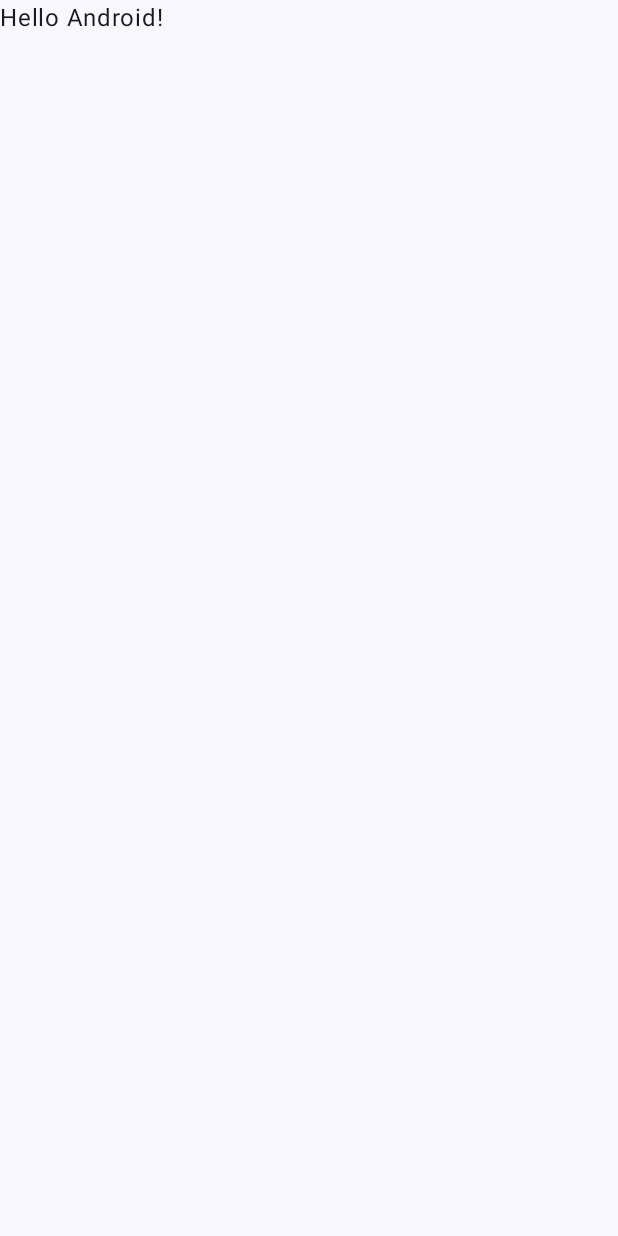
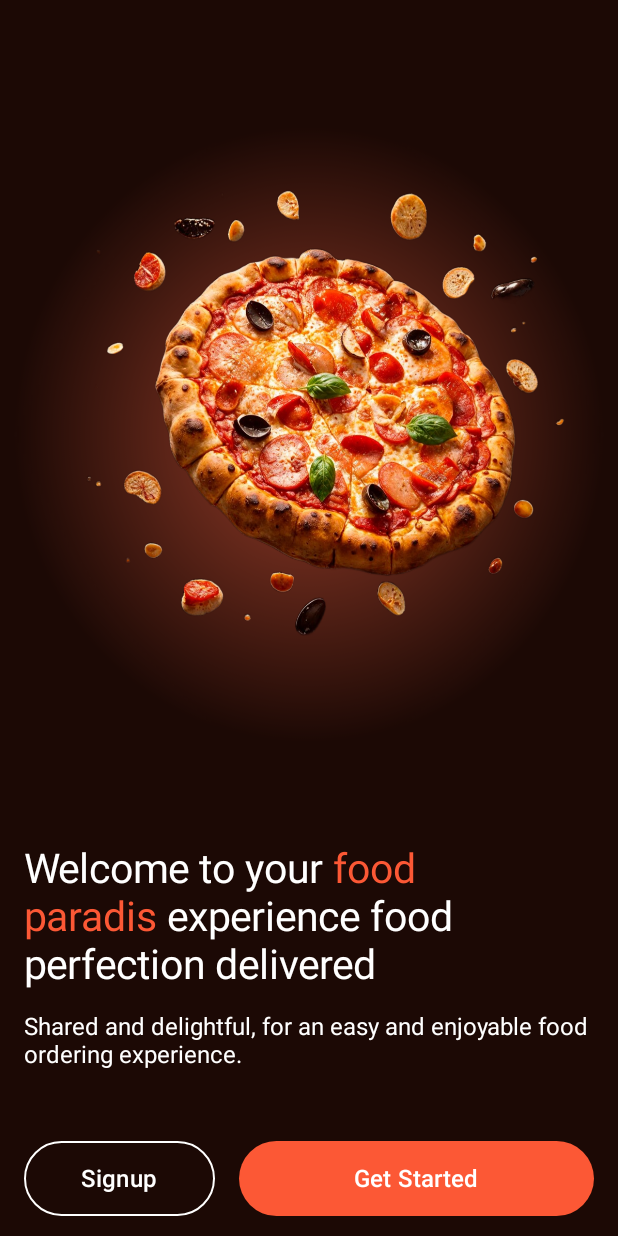
Before and after one commit to leetoneee/food_ordering, an Android app built with Jetpack Compose: the screen it shows after launch (MainActivity before the commit, SplashActivity after it), on a phone screen of 412 x 824 dp. Before the commit the screen is almost empty. Run offline under Robolectric (Android 15) with nearby library versions, the phone set to English and light mode, and no system bars; our stand-ins replace constraintlayout-compose.

```diff
--- /dev/null
+++ b/app/src/main/java/com/example/foodordering/Activity/BaseActivity.kt
@@ -0,0 +1,20 @@
+package com.example.foodordering.Activity
+
+import android.os.Bundle
+import android.view.WindowManager
+import androidx.activity.enableEdgeToEdge
+import androidx.appcompat.app.AppCompatActivity
+import androidx.core.view.ViewCompat
+import androidx.core.view.WindowInsetsCompat
+import com.example.foodordering.R
+
+open class BaseActivity : AppCompatActivity() {
+    override fun onCreate(savedInstanceState: Bundle?) {
+        super.onCreate(savedInstanceState)
+
+        window.setFlags(
+            WindowManager.LayoutParams.FLAG_LAYOUT_NO_LIMITS,
+            WindowManager.LayoutParams.FLAG_LAYOUT_NO_LIMITS
+        )
+    }
+}
--- /dev/null
+++ b/app/src/main/java/com/example/foodordering/Activity/Splash/GetStartedButtons.kt
@@ -0,0 +1,64 @@
+package com.example.foodordering.Activity.Splash
+
+import androidx.compose.foundation.border
+import androidx.compose.foundation.layout.Row
+import androidx.compose.foundation.layout.fillMaxWidth
+import androidx.compose.foundation.layout.height
+import androidx.compose.foundation.layout.padding
+import androidx.compose.foundation.shape.RoundedCornerShape
+import androidx.compose.material3.Button
+import androidx.compose.material3.ButtonDefaults
+import androidx.compose.material3.Text
+import androidx.compose.runtime.Composable
+import androidx.compose.ui.Modifier
+import androidx.compose.ui.graphics.Color
+import androidx.compose.ui.res.colorResource
+import androidx.compose.ui.tooling.preview.Preview
+import androidx.compose.ui.unit.dp
+import androidx.compose.ui.unit.sp
+import com.example.foodordering.R
+
+@Preview
+@Composable
+fun GetStartedButton(
+    onClick: () -> Unit = {},
+    modifier: Modifier = Modifier
+) {
+    Row(
+        modifier = modifier
+            .fillMaxWidth()
+            .padding(horizontal = 16.dp)
+    ) {
+        Button(
+            onClick = {},
+            colors = ButtonDefaults.buttonColors(
+                containerColor = Color.Transparent
+            ),
+            shape = RoundedCornerShape(50.dp),
+            modifier = modifier
+                .padding(end = 16.dp)
+                .fillMaxWidth(0.35f)
+                .border(1.dp, Color.White, shape = RoundedCornerShape(50.dp))
+                .height(50.dp)
+        ) {
+            Text(text = "Signup",
+                fontSize = 16.sp,
+                color = Color.White)
+        }
+
+        Button(
+            onClick = onClick,
+            colors = ButtonDefaults.buttonColors(
+                containerColor = colorResource(R.color.orange)
+            ),
+            shape = RoundedCornerShape(50.dp),
+            modifier = modifier
+                .fillMaxWidth()
+                .height(50.dp)
+        ) {
+            Text(text = "Get Started",
+                fontSize = 16.sp,
+                color = Color.White)
+        }
+    }
+}
--- /dev/null
+++ b/app/src/main/java/com/example/foodordering/Activity/Splash/SplashActivity.kt
@@ -0,0 +1,111 @@
+package com.example.foodordering.Activity.Splash
+
+import android.content.Intent
+import android.os.Bundle
+import androidx.activity.compose.setContent
+import androidx.compose.foundation.Image
+import androidx.compose.foundation.background
+import androidx.compose.foundation.layout.Column
+import androidx.compose.foundation.layout.fillMaxSize
+import androidx.compose.foundation.layout.fillMaxWidth
+import androidx.compose.foundation.layout.padding
+import androidx.compose.material3.Text
+import androidx.compose.runtime.Composable
+import androidx.compose.ui.Modifier
+import androidx.compose.ui.graphics.Color
+import androidx.compose.ui.layout.ContentScale
+import androidx.compose.ui.res.colorResource
+import androidx.compose.ui.res.painterResource
+import androidx.compose.ui.res.stringResource
+import androidx.compose.ui.text.SpanStyle
+import androidx.compose.ui.text.buildAnnotatedString
+import androidx.compose.ui.text.withStyle
+import androidx.compose.ui.tooling.preview.Preview
+import androidx.compose.ui.unit.dp
+import androidx.compose.ui.unit.sp
+import androidx.constraintlayout.compose.ConstraintLayout
+import com.example.foodordering.Activity.BaseActivity
+import com.example.foodordering.Activity.Dashboard.MainActivity
+import com.example.foodordering.R
+
+class SplashActivity : BaseActivity() {
+    override fun onCreate(savedInstanceState: Bundle?) {
+        super.onCreate(savedInstanceState)
+
+        setContent {
+            SplashScreen(onGetStartedClick = {
+                startActivity(Intent(this, MainActivity::class.java))
+            })
+        }
+    }
+}
+
+@Composable
+@Preview
+fun SplashScreen(onGetStartedClick: () -> Unit = {}) {
+    Column(
+        modifier = Modifier
+            .fillMaxSize()
+            .background(color = colorResource(R.color.darkBrown))
+    ) {
+        ConstraintLayout(modifier = Modifier.padding(top = 48.dp)) {
+            val (backgroundImg, logiImg) = createRefs()
+
+            Image(
+                painter = painterResource(R.drawable.intro_pic),
+                contentDescription = null,
+                modifier = Modifier
+                    .constrainAs(backgroundImg) {
+                        top.linkTo(parent.top)
+                        start.linkTo(parent.start)
+                    }
+                    .fillMaxWidth()
+            )
+
+            Image(
+                painter = painterResource(R.drawable.pizza),
+                contentDescription = null,
+                modifier = Modifier.run {
+                    constrainAs(logiImg) {
+                        top.linkTo(backgroundImg.top)
+                        bottom.linkTo(backgroundImg.bottom)
+                        start.linkTo(parent.start)
+                        end.linkTo(parent.end)
+                    }
+                },
+                contentScale = ContentScale.Fit
+            )
+        }
+
+        val styledText = buildAnnotatedString {
+            append("Welcome to your ")
+            withStyle(style = SpanStyle(color = colorResource(R.color.orange))) {
+                append("food\nparadis")
+            }
+            append(" experience food perfection delivered")
+        }
+
+        Text(
+            text = styledText,
+            fontSize = 27.sp,
+            color = Color.White,
+            modifier = Modifier
+                .padding(top = 32.dp)
+                .padding(horizontal = 16.dp)
+        )
+
+        Text(
+            text = stringResource(R.string.splashSubtitle),
+            fontSize = 16.sp,
+            color = Color.White,
+            modifier = Modifier
+                .padding(16.dp)
+        )
+
+        GetStartedButton(
+            onClick = onGetStartedClick,
+            modifier = Modifier
+                .padding(top = 16.dp)
+        )
+    }
+}
--- /dev/null
+++ b/app/src/main/java/com/example/foodordering/Domain/BannerModel.kt
@@ -0,0 +1,3 @@
+package com.example.foodordering.Domain
+
+data class BannerModel(val image: String="")
--- a/app/src/main/java/com/example/foodordering/MainActivity.kt
+++ /dev/null
@@ -1,47 +0,0 @@
-package com.example.foodordering
-
-import android.os.Bundle
-import androidx.activity.ComponentActivity
-import androidx.activity.compose.setContent
-import androidx.activity.enableEdgeToEdge
-import androidx.compose.foundation.layout.fillMaxSize
-import androidx.compose.foundation.layout.padding
-import androidx.compose.material3.Scaffold
-import androidx.compose.material3.Text
-import androidx.compose.runtime.Composable
-import androidx.compose.ui.Modifier
-import androidx.compose.ui.tooling.preview.Preview
-import com.example.foodordering.ui.theme.FoodOrderingTheme
-
-class MainActivity : ComponentActivity() {
-    override fun onCreate(savedInstanceState: Bundle?) {
-        super.onCreate(savedInstanceState)
-        enableEdgeToEdge()
-        setContent {
-            FoodOrderingTheme {
-                Scaffold(modifier = Modifier.fillMaxSize()) { innerPadding ->
-                    Greeting(
-                        name = "Android",
-                        modifier = Modifier.padding(innerPadding)
-                    )
-                }
-            }
-        }
-    }
-}
-
-@Composable
-fun Greeting(name: String, modifier: Modifier = Modifier) {
-    Text(
-        text = "Hello $name!",
-        modifier = modifier
-    )
-}
-
-@Preview(showBackground = true)
-@Composable
-fun GreetingPreview() {
-    FoodOrderingTheme {
-        Greeting("Android")
-    }
-}
--- a/app/src/main/res/values/strings.xml
+++ b/app/src/main/res/values/strings.xml
@@ -1,3 +1,4 @@
 <resources>
     <string name="app_name">Food Ordering</string>
+    <string name="splashSubtitle">Shared and delightful, for an easy and enjoyable food ordering experience.</string>
 </resources>
--- a/app/src/main/res/values/themes.xml
+++ b/app/src/main/res/values/themes.xml
@@ -1,5 +1,5 @@
 <?xml version="1.0" encoding="utf-8"?>
 <resources>
 
-    <style name="Theme.FoodOrdering" parent="android:Theme.Material.Light.NoActionBar" />
+    <style name="Theme.FoodOrdering" parent="Theme.Material3.DayNight.NoActionBar" />
 </resources>
```
Also changed, not shown: app/src/main/AndroidManifest.xml (+8 -5 lines), app/src/main/java/com/example/foodordering/Activity/Dashboard/Banner.kt (added, +131 -0 lines), app/src/main/java/com/example/foodordering/Activity/Dashboard/MainActivity.kt (added, +66 -0 lines), app/src/main/java/com/example/foodordering/Activity/Dashboard/MyBottomBar.kt (added, +69 -0 lines), app/src/main/java/com/example/foodordering/Activity/Dashboard/TopBar.kt (added, +83 -0 lines), app/src/main/java/com/example/foodordering/Repository/MainRepository.kt (added, +35 -0 lines), app/src/main/java/com/example/foodordering/SplashActivity.kt (deleted, +0 -24 lines), app/src/main/java/com/example/foodordering/ViewModel/MainViewModel.kt (added, +14 -0 lines).
